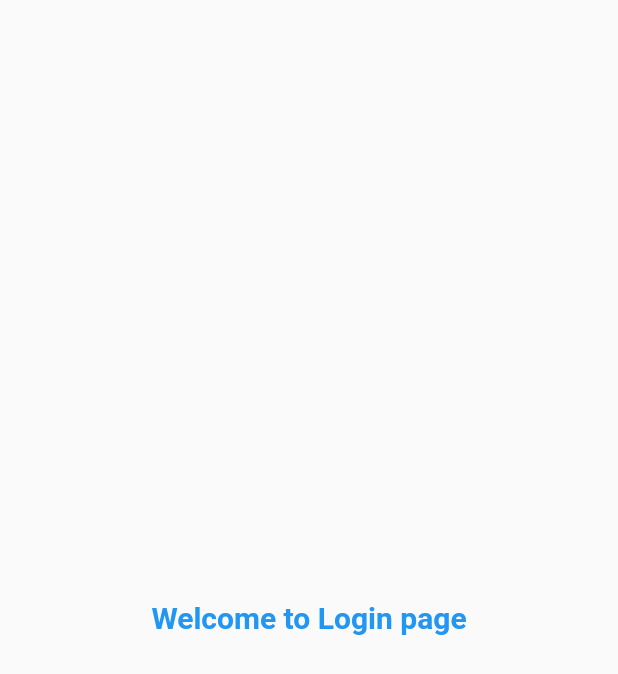
After one commit to Arbaazk7867/Flutter, a Flutter app: the screen it shows after launch, on a phone screen of 412 x 824 dp. The commit adds this screen. Shown: the top 674 px of the screen. Run offline on Flutter 3.47's test engine with Material 2 defaults, Android fonts, the phone set to English and light mode, and no system bars.

Commit message:
day 3 completed

```diff
--- a/lib/main.dart
+++ b/lib/main.dart
@@ -1,6 +1,7 @@
 // import 'dart:html';
 
-import 'package:demo/home_page.dart';
+import 'package:demo/pages/home_page.dart';
+import 'package:demo/pages/login_page.dart';
 import 'package:flutter/material.dart';
 
 void main() {
@@ -12,6 +13,17 @@ class MyApp extends StatelessWidget {
 
   @override
   Widget build(BuildContext context) {
-    return MaterialApp(home: Homepage());
+    return MaterialApp(
+      themeMode: ThemeMode.light,
+      theme: ThemeData(primarySwatch: Colors.deepPurple),
+      darkTheme: ThemeData(
+        brightness: Brightness.dark,
+      ),
+      initialRoute: "/login",
+      routes: {
+        "/": (context) => Homepage(),
+        "/login": (context) => LoginPage(),
+      },
+    );
   }
 }
--- /dev/null
+++ b/lib/pages/login_page.dart
@@ -0,0 +1,19 @@
+import 'package:flutter/material.dart';
+
+class LoginPage extends StatelessWidget {
+  @override
+  Widget build(BuildContext context) {
+    return Material(
+      child: Center(
+        child: Text(
+          "Welcome to Login page",
+          style: TextStyle(
+            fontSize: 20,
+            color: Colors.blue,
+            fontWeight: FontWeight.bold,
+          ),
+        ),
+      ),
+    );
+  }
+}
```
Also changed, not shown: lib/pages/home_page.dart (renamed from lib/home_page.dart).
